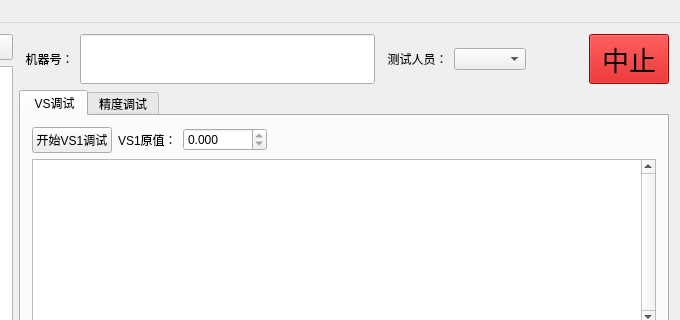
This is mainwindow.ui in hooray1998/PCSoftware as Qt 5 draws it before an edit; both pictures show x 608 to 1288 and y 0 to 320 of the 1288 by 728 pixel window. The edited form follows.
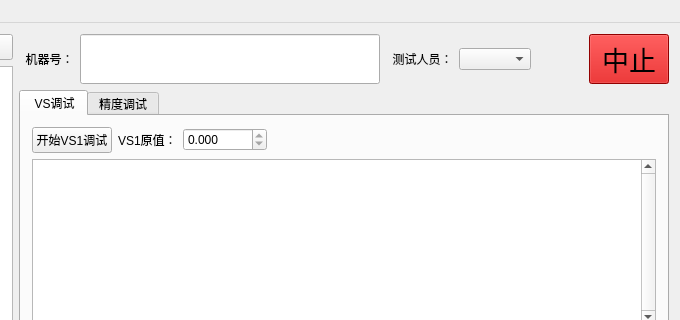
This is the edited form.

Commit message: json文件中中文改成了英文，因为未知的错误

The edit to the form file:
```diff
--- a/mainwindow.ui
+++ b/mainwindow.ui
@@ -82,7 +82,7 @@
           </property>
           <property name="minimumSize">
            <size>
-            <width>0</width>
+            <width>300</width>
             <height>50</height>
            </size>
           </property>
```
Left out of the diff: 2 changed lines with no effect on the pictures. The commit also changes 1 other file.
